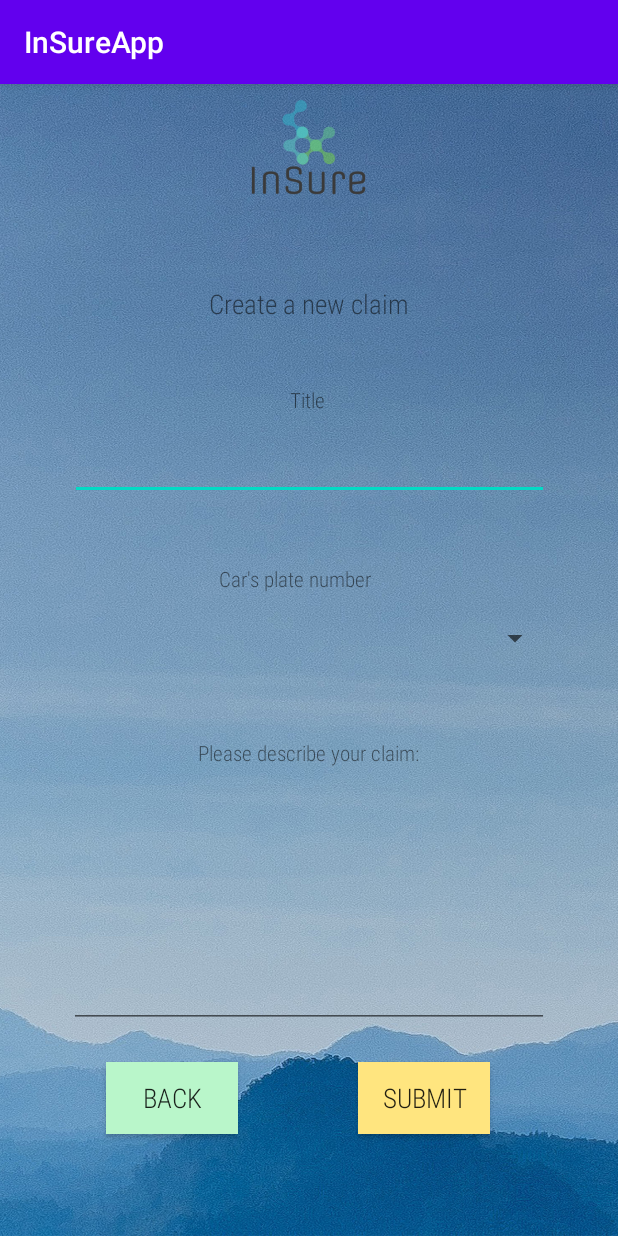
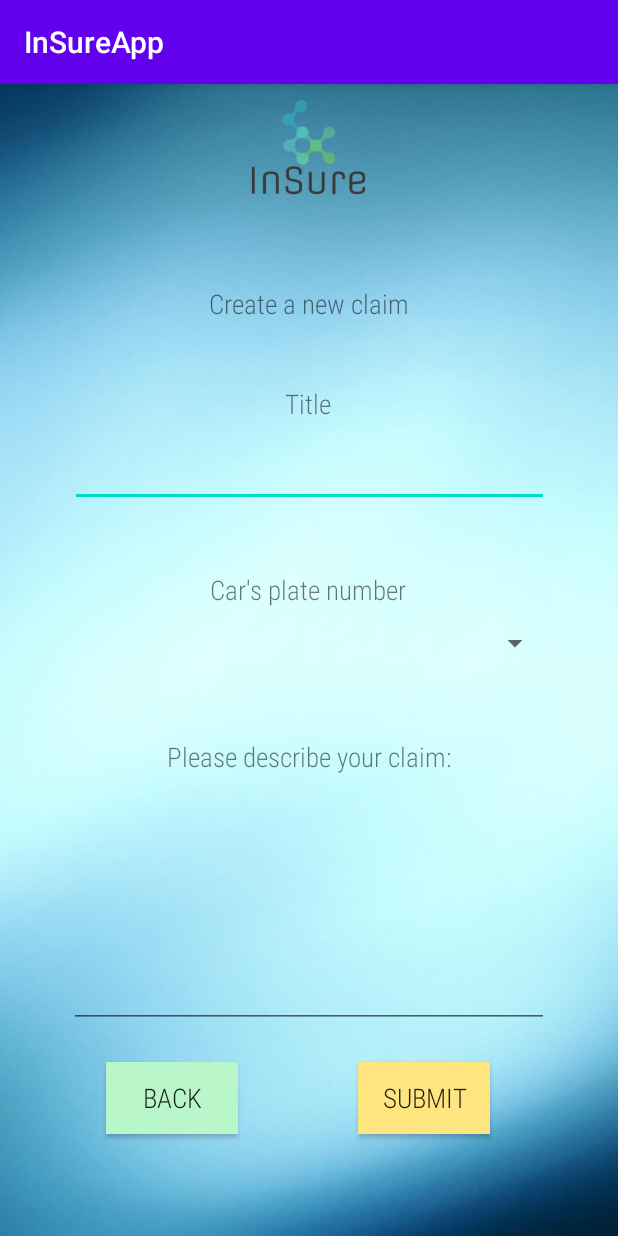
Before and after one commit to hugosemeao/InSureApp, an Android app: the CreateClaimActivity screen opened directly, with no data from a screen before it, on a phone screen of 412 x 824 dp. Run offline under Robolectric (Android 15) with nearby library versions, the phone set to English and light mode, and no system bars.

Commit message:
Version 03.04

```diff
--- a/app/src/main/res/layout/activity_create_claim.xml
+++ b/app/src/main/res/layout/activity_create_claim.xml
@@ -6,7 +6,7 @@
     android:layout_height="match_parent"
     android:orientation="vertical"
     tools:context=".CreateClaimActivity"
-    android:background="@drawable/three">
+    android:background="@drawable/one">
 
     <ImageView
         android:id="@+id/imageView4"
@@ -37,7 +37,7 @@
 
 
         <Button
-            android:id="@+id/BackButton"
+            android:id="@+id/OkButton"
             android:layout_width="wrap_content"
             android:layout_height="wrap_content"
             android:layout_marginTop="430dp"
@@ -66,7 +66,7 @@
             app:layout_constraintBottom_toBottomOf="parent"
             app:layout_constraintEnd_toEndOf="parent"
             app:layout_constraintHorizontal_bias="0.662"
-            app:layout_constraintStart_toStartOf="@+id/BackButton"
+            app:layout_constraintStart_toStartOf="@+id/OkButton"
             app:layout_constraintTop_toBottomOf="@+id/textView"
             app:layout_constraintVertical_bias="0.484"
             tools:ignore="UnknownId" />
@@ -78,7 +78,8 @@
             android:layout_height="wrap_content"
             android:fontFamily="sans-serif-condensed-light"
             android:text="@string/title"
-            app:layout_constraintBottom_toTopOf="@+id/BackButton"
+            android:textSize="18sp"
+            app:layout_constraintBottom_toTopOf="@+id/OkButton"
             app:layout_constraintEnd_toEndOf="parent"
             app:layout_constraintHorizontal_bias="0.498"
             app:layout_constraintStart_toStartOf="parent"
@@ -92,7 +93,7 @@
             android:layout_height="35dp"
             android:ems="10"
             android:inputType="textShortMessage"
-            app:layout_constraintBottom_toTopOf="@+id/BackButton"
+            app:layout_constraintBottom_toTopOf="@+id/OkButton"
             app:layout_constraintEnd_toEndOf="parent"
             app:layout_constraintStart_toStartOf="parent"
             app:layout_constraintTop_toBottomOf="@+id/Title"
@@ -103,11 +104,12 @@
 
         <TextView
             android:id="@+id/textView3"
-            android:layout_width="125dp"
-            android:layout_height="26dp"
+            android:layout_width="138dp"
+            android:layout_height="23dp"
             android:fontFamily="sans-serif-condensed-light"
             android:text="@string/car_s_plate_number"
-            app:layout_constraintBottom_toTopOf="@+id/BackButton"
+            android:textSize="18sp"
+            app:layout_constraintBottom_toTopOf="@+id/OkButton"
             app:layout_constraintEnd_toEndOf="parent"
             app:layout_constraintHorizontal_bias="0.51"
             app:layout_constraintStart_toStartOf="parent"
@@ -135,8 +137,9 @@
             android:fontFamily="sans-serif-condensed-light"
             android:text="@string/please_describe_your_claim"
             android:textAlignment="center"
+            android:textSize="18sp"
             app:autoSizeTextType="uniform"
-            app:layout_constraintBottom_toTopOf="@+id/BackButton"
+            app:layout_constraintBottom_toTopOf="@+id/OkButton"
             app:layout_constraintEnd_toEndOf="parent"
             app:layout_constraintHorizontal_bias="0.498"
             app:layout_constraintStart_toStartOf="parent"
@@ -153,7 +156,7 @@
             android:inputType="textLongMessage"
             android:scrollbarStyle="insideInset"
             android:scrollbars="vertical"
-            app:layout_constraintBottom_toTopOf="@+id/BackButton"
+            app:layout_constraintBottom_toTopOf="@+id/OkButton"
             app:layout_constraintEnd_toEndOf="parent"
             app:layout_constraintStart_toStartOf="parent"
             app:layout_constraintTop_toBottomOf="@+id/textView"
--- a/app/src/main/res/values/strings.xml
+++ b/app/src/main/res/values/strings.xml
@@ -13,7 +13,7 @@
     <string name="title_activity_login">Sign in</string>
     <string name="prompt_email">Email</string>
     <string name="prompt_password">Password</string>
-    <string name="action_sign_in">Sign in or register</string>
+    <string name="action_sign_in">Sign in </string>
     <string name="action_sign_in_short">Sign in</string>
     <string name="invalid_username">Not a valid username</string>
     <string name="invalid_password">Password must be >5 characters</string>
@@ -32,6 +32,7 @@
     <string name="date_of_birth">Date of birth</string>
     <string name="insurance_policy_number">Insurance Policy Number</string>
     <string name="adress">Adress</string>
+    <string name="ok"> OK </string>
     />
 
 </resources>
```
Also changed, not shown: app/src/main/res/layout/activity_claim_description.xml (+7 -5 lines), app/src/main/res/layout/activity_claim_history.xml (+4 -13 lines), app/src/main/res/layout/activity_customer_information.xml (+27 -29 lines), app/src/main/res/layout/activity_login.xml (+8 -7 lines), app/src/main/res/layout/activity_main_menu.xml (+5 -5 lines), app/src/main/res/drawable/one.jpg, app/src/main/res/drawable/two.jpg (deleted).
